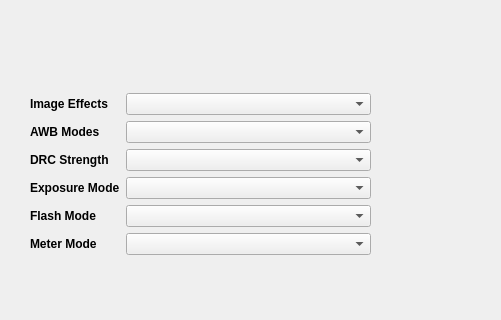
First picture: the form in adjustmentsTab.ui, repository cambridgeBlueMan/piSnap, before the edit; both pictures show x 0 to 501 and y 367 to 687 of the 1321 by 848 pixel window.
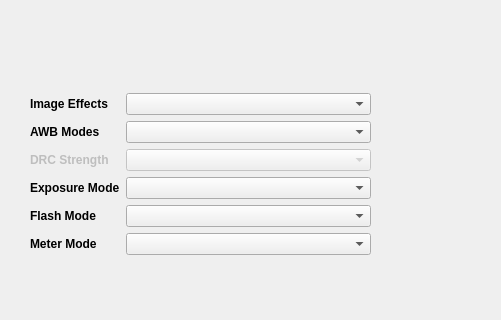
Second picture: the form after the edit. Custom widgets are drawn as their Qt base class.

The edit to the form file:
```diff
--- a/adjustmentsTab.ui
+++ b/adjustmentsTab.ui
@@ -109,6 +109,9 @@
     </item>
     <item row="2" column="0">
      <widget class="QLabel" name="label_8">
+      <property name="enabled">
+       <bool>false</bool>
+      </property>
       <property name="font">
        <font>
         <weight>75</weight>
@@ -121,7 +124,11 @@
      </widget>
     </item>
     <item row="2" column="1">
-     <widget class="QComboBox" name="drc_strength"/>
+     <widget class="QComboBox" name="drc_strength">
+      <property name="enabled">
+       <bool>false</bool>
+      </property>
+     </widget>
     </item>
     <item row="3" column="0">
      <widget class="QLabel" name="label_9">
```
